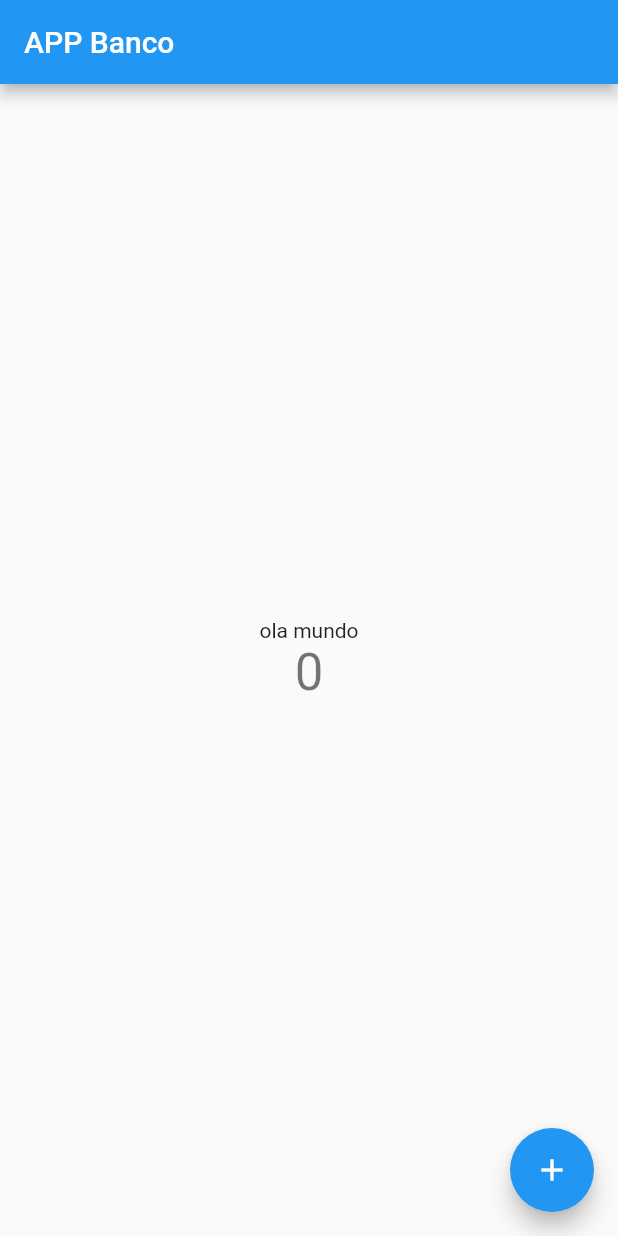
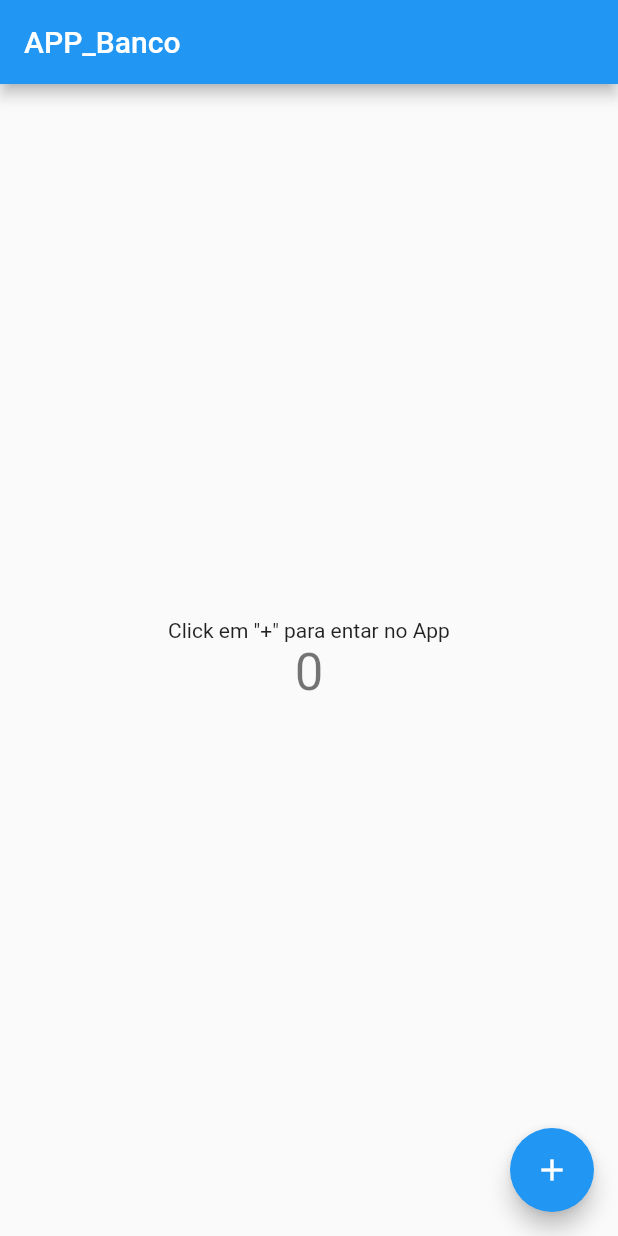
Before and after one commit to JoaoPedroEidam/app_banco, a Flutter app: the screen it shows after launch, on a phone screen of 412 x 824 dp. Run offline on Flutter 3.47's test engine with Material 2 defaults, Android fonts, the phone set to English and light mode, and no system bars.

Commit message:
Alteracao_de_nomes

```diff
--- a/lib/main.dart
+++ b/lib/main.dart
@@ -26,7 +26,7 @@ class MyApp extends StatelessWidget {
         // closer together (more dense) than on mobile platforms.
         visualDensity: VisualDensity.adaptivePlatformDensity,
       ),
-      home: MyHomePage(title: 'APP Banco'),
+      home: MyHomePage(title: 'APP_Banco'),
     );
   }
 }
@@ -98,7 +98,7 @@ class _MyHomePageState extends State<MyHomePage> {
           mainAxisAlignment: MainAxisAlignment.center,
           children: <Widget>[
             Text(
-              'ola mundo',
+              'Click em "+" para entar no App',
             ),
             Text(
               '$_counter',
```
Also changed, not shown: lib/model/usuarios.dart (renamed from lib/model/user.dart).
